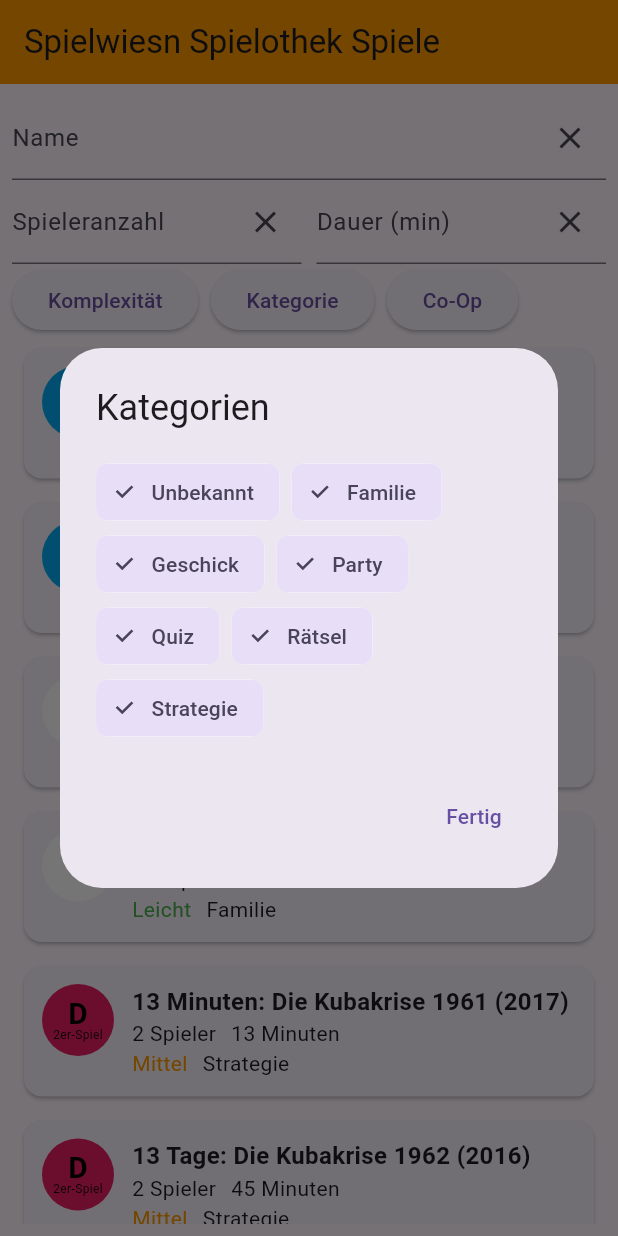
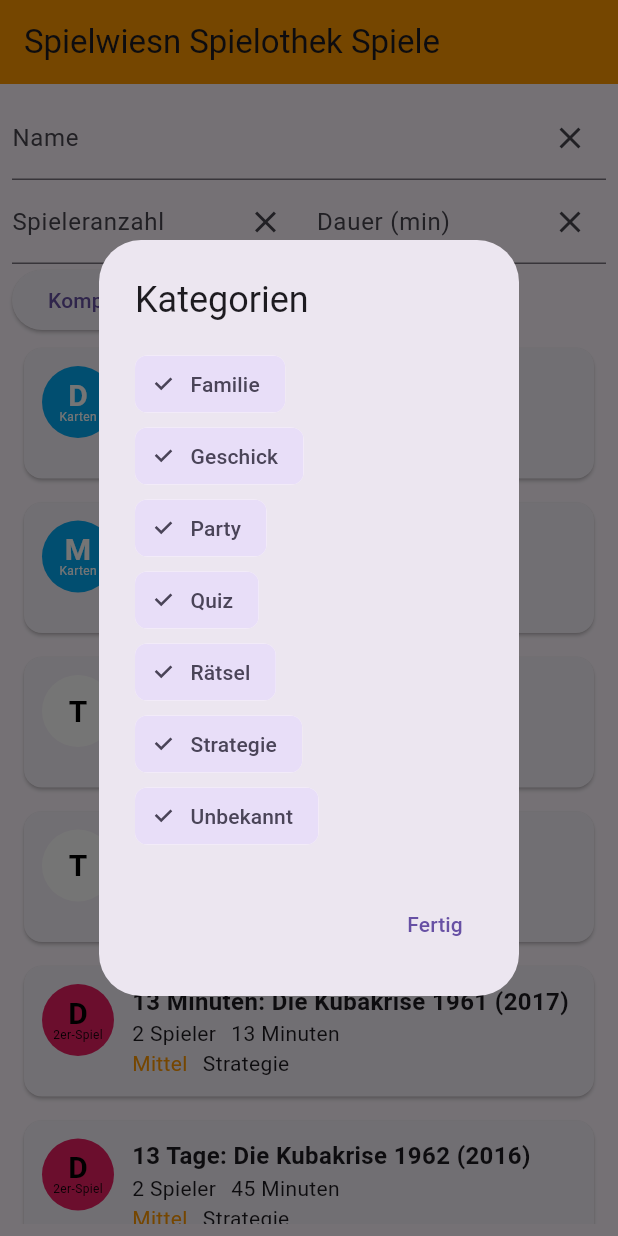
Before and after one commit to KiraResari/spielwiesn_spielothek, a Flutter app: the screen it shows after launch, after a tap on "Kategorie", on a phone screen of 412 x 824 dp. Run offline on Flutter 3.47's test engine with Material 3 defaults, Android fonts, the phone set to English and light mode, and no system bars; our stand-ins replace csv.

Commit message:
Extracted category, complexity and co-op filters into separate classes and did some refinement on them.

```diff
--- /dev/null
+++ b/lib/game_list_view/category_filter_button.dart
@@ -0,0 +1,67 @@
+import 'package:flutter/material.dart';
+
+import '../game/game_category.dart';
+import 'game_list_controller.dart';
+
+class CategoryFilterButton extends StatelessWidget {
+  final GameListController controller;
+
+  const CategoryFilterButton(this.controller, {super.key});
+
+  @override
+  Widget build(BuildContext context) {
+    return ElevatedButton(
+      onPressed: () => _showCategoryDialog(context),
+      child: const Text("Kategorie"),
+    );
+  }
+
+  void _showCategoryDialog(BuildContext context) {
+    showDialog(
+      context: context,
+      builder: (context) {
+        return StatefulBuilder(
+          builder: (context, setState) {
+            return AlertDialog(
+              title: const Text("Kategorien"),
+              content: Column(
+                crossAxisAlignment: CrossAxisAlignment.start,
+                mainAxisSize: MainAxisSize.min,
+                children: _buildFilterChips(setState),
+              ),
+              actions: [
+                TextButton(
+                  onPressed: () => Navigator.of(context).pop(),
+                  child: const Text("Fertig"),
+                ),
+              ],
+            );
+          },
+        );
+      },
+    );
+  }
+
+  List<FilterChip> _buildFilterChips(StateSetter setState) {
+    List<GameCategory> selectableGameCategories = [
+      GameCategory.family,
+      GameCategory.skill,
+      GameCategory.party,
+      GameCategory.quiz,
+      GameCategory.mystery,
+      GameCategory.strategy,
+      GameCategory.unknown,
+    ];
+    return selectableGameCategories.map((category) {
+      final isSelected = controller.selectedCategories.contains(category);
+      return FilterChip(
+        label: Text(category.name),
+        selected: isSelected,
+        onSelected: (_) {
+          controller.toggleCategory(category);
+          setState(() {});
+        },
+      );
+    }).toList();
+  }
+}
--- /dev/null
+++ b/lib/game_list_view/co_op_filter_button.dart
@@ -0,0 +1,64 @@
+import 'package:flutter/material.dart';
+
+import 'game_list_controller.dart';
+
+class CoOpFilterButton extends StatelessWidget {
+  final GameListController controller;
+
+  const CoOpFilterButton(this.controller, {super.key});
+
+  @override
+  Widget build(BuildContext context) {
+    return ElevatedButton(
+      onPressed: () => _showCoOpDialog(context),
+      child: const Text("Co-Op"),
+    );
+  }
+
+  void _showCoOpDialog(BuildContext context) {
+    showDialog(
+      context: context,
+      builder: (context) {
+        return StatefulBuilder(
+          builder: (context, setState) {
+            return AlertDialog(
+              title: const Text("Co-Op"),
+              content: Column(
+                crossAxisAlignment: CrossAxisAlignment.start,
+                mainAxisSize: MainAxisSize.min,
+                children: _buildFilterChips(setState),
+              ),
+              actions: [
+                TextButton(
+                  onPressed: () => Navigator.of(context).pop(),
+                  child: const Text("Fertig"),
+                ),
+              ],
+            );
+          },
+        );
+      },
+    );
+  }
+
+  List<Widget> _buildFilterChips(StateSetter setState) {
+    return [
+      FilterChip(
+        label: const Text("Co-Op"),
+        selected: controller.selectedCoOp.contains(true),
+        onSelected: (_) {
+          controller.toggleCoOp(true);
+          setState(() {});
+        },
+      ),
+      FilterChip(
+        label: const Text("Nicht Co-Op"),
+        selected: controller.selectedCoOp.contains(false),
+        onSelected: (_) {
+          controller.toggleCoOp(false);
+          setState(() {});
+        },
+      ),
+    ];
+  }
+}
--- /dev/null
+++ b/lib/game_list_view/complexity_filter_button.dart
@@ -0,0 +1,60 @@
+import 'package:flutter/material.dart';
+
+import '../game/game_complexity_level.dart';
+import 'game_list_controller.dart';
+
+class ComplexityFilterButton extends StatelessWidget {
+  final GameListController controller;
+
+  const ComplexityFilterButton(this.controller, {super.key});
+
+  @override
+  Widget build(BuildContext context) {
+    return ElevatedButton(
+      onPressed: () => _showComplexityDialog(context),
+      child: const Text("Komplexität"),
+    );
+  }
+
+  void _showComplexityDialog(BuildContext context) {
+    showDialog(
+      context: context,
+      builder: (context) {
+        return StatefulBuilder(
+          builder: (context, setState) {
+            return AlertDialog(
+              title: const Text("Komplexität"),
+              content: Column(
+                crossAxisAlignment: CrossAxisAlignment.start,
+                mainAxisSize: MainAxisSize.min,
+                children: _buildFilterChips(setState),
+              ),
+              actions: [
+                TextButton(
+                  onPressed: () => Navigator.of(context).pop(),
+                  child: const Text("Fertig"),
+                ),
+              ],
+            );
+          },
+        );
+      },
+    );
+  }
+
+  List<FilterChip> _buildFilterChips(StateSetter setState) {
+    return GameComplexityLevel.values.map((level) {
+      final isSelected = controller.selectedComplexityLevels.contains(level);
+      return FilterChip(
+        label: Text(level.displayName),
+        backgroundColor: level.displayColor.withAlpha(50),
+        selectedColor: level.displayColor,
+        selected: isSelected,
+        onSelected: (_) {
+          controller.toggleComplexity(level);
+          setState(() {}); // <- this forces the chip UI to update
+        },
+      );
+    }).toList();
+  }
+}
--- a/lib/game_list_view/game_list_view.dart
+++ b/lib/game_list_view/game_list_view.dart
@@ -1,8 +1,9 @@
 import 'package:flutter/material.dart';
 import 'package:provider/provider.dart';
 
-import '../game/game_category.dart';
-import '../game/game_complexity_level.dart';
+import 'category_filter_button.dart';
+import 'co_op_filter_button.dart';
+import 'complexity_filter_button.dart';
 import 'game_card.dart';
 import 'game_list_controller.dart';
 
@@ -118,142 +119,17 @@ class GameFilterView extends StatelessWidget {
   }
 
   Widget _buildTripleFilterRow(
-      BuildContext context, GameListController controller) {
+    BuildContext context,
+    GameListController controller,
+  ) {
     return Row(
       children: [
-        ElevatedButton(
-          onPressed: () => _showComplexityDialog(context, controller),
-          child: const Text("Komplexität"),
-        ),
-        const SizedBox(width: 8),
-        ElevatedButton(
-          onPressed: () => _showCategoryDialog(context, controller),
-          child: const Text("Kategorie"),
-        ),
-        const SizedBox(width: 8),
-        ElevatedButton(
-          onPressed: () => _showCoOpDialog(context, controller),
-          child: const Text("Co-Op"),
-        ),
+        ComplexityFilterButton(controller),
+        const SizedBox(width: 4),
+        CategoryFilterButton(controller),
+        const SizedBox(width: 4),
+        CoOpFilterButton(controller),
       ],
-    );
-  }
-
-  void _showComplexityDialog(
-      BuildContext context, GameListController controller) {
-    showDialog(
-      context: context,
-      builder: (context) {
-        return StatefulBuilder(
-          builder: (context, setState) {
-            return AlertDialog(
-              title: const Text("Komplexität"),
-              content: Wrap(
-                spacing: 8,
-                children: GameComplexityLevel.values.map((level) {
-                  final isSelected =
-                      controller.selectedComplexityLevels.contains(level);
-                  return FilterChip(
-                    label: Text(level.displayName),
-                    backgroundColor: level.displayColor.withAlpha(50),
-                    selectedColor: level.displayColor,
-                    selected: isSelected,
-                    onSelected: (_) {
-                      controller.toggleComplexity(level);
-                      setState(() {}); // <- this forces the chip UI to update
-                    },
-                  );
-                }).toList(),
-              ),
-              actions: [
-                TextButton(
-                  onPressed: () => Navigator.of(context).pop(),
-                  child: const Text("Fertig"),
-                ),
-              ],
-            );
-          },
-        );
-      },
-    );
-  }
-
-  void _showCategoryDialog(
-      BuildContext context, GameListController controller) {
-    showDialog(
-      context: context,
-      builder: (context) {
-        return StatefulBuilder(
-          builder: (context, setState) {
-            return AlertDialog(
-              title: const Text("Kategorien"),
-              content: Wrap(
-                spacing: 8,
-                children: GameCategory.values.map((category) {
-                  final isSelected =
-                      controller.selectedCategories.contains(category);
-                  return FilterChip(
-                    label: Text(category.name),
-                    selected: isSelected,
-                    onSelected: (_) {
-                      controller.toggleCategory(category);
-                      setState(() {});
-                    },
-                  );
-                }).toList(),
-              ),
-              actions: [
-                TextButton(
-                  onPressed: () => Navigator.of(context).pop(),
-                  child: const Text("Fertig"),
-                ),
-              ],
-            );
-          },
-        );
-      },
-    );
-  }
-
-  void _showCoOpDialog(BuildContext context, GameListController controller) {
-    showDialog(
-      context: context,
-      builder: (context) {
-        return StatefulBuilder(
-          builder: (context, setState) {
-            return AlertDialog(
-              title: const Text("Co-Op"),
-              content: Wrap(
-                spacing: 8,
-                children: [
-                  FilterChip(
-                    label: const Text("Co-Op"),
-                    selected: controller.selectedCoOp.contains(true),
-                    onSelected: (_) {
-                      controller.toggleCoOp(true);
-                      setState(() {});
-                    },
-                  ),
-                  FilterChip(
-                    label: const Text("Nicht Co-Op"),
-                    selected: controller.selectedCoOp.contains(false),
-                    onSelected: (_) {
-                      controller.toggleCoOp(false);
-                      setState(() {});
-                    },
-                  ),
-                ],
-              ),
-              actions: [
-                TextButton(
-                  onPressed: () => Navigator.of(context).pop(),
-                  child: const Text("Fertig"),
-                ),
-              ],
-            );
-          },
-        );
-      },
     );
   }
 
```
Also changed, not shown: 1 other file.
